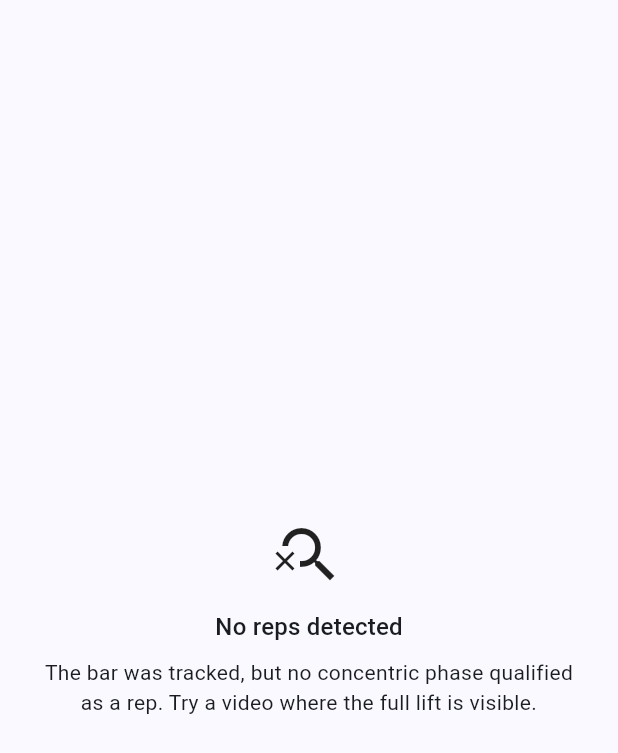
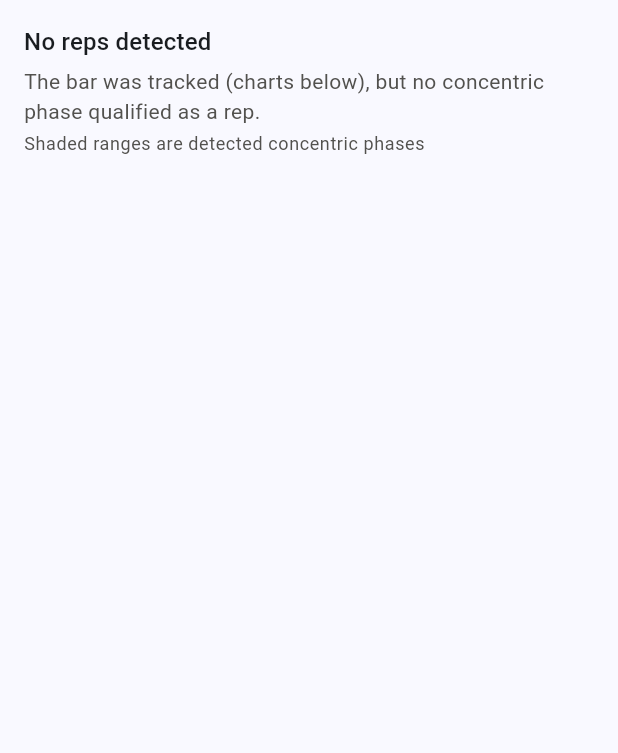
Before and after one commit to julianty/barbell-velocity-app, a Flutter app: the ResultsView widget shown alone on an empty page, opened directly with empty values, on a phone screen of 412 x 824 dp. Shown: the top 753 px of the screen. Run offline on Flutter 3.47's test engine with Material 3 defaults, Android fonts, the phone set to English and light mode, and no system bars; our stand-ins replace file_picker, fl_chart, web; missing offline and left inert: dart:js_interop, ultralytics_yolo.

Commit message:
Results UI: add position chart, mirror reference plot layout, fit window
- New PositionChart above VelocityChart, both matching the reference
  pelt_concentric.png: raw signal (thin, muted) under SG-smoothed
  (series blue), concentric phases shaded, per-series legend and
  multi-series tooltip.
- Content width-constrained (max 1000px, centered) with fixed-height
  charts so the results fit a desktop window instead of one oversized
  chart.
- Zero-reps case now shows the charts too (they are the debugging aid),
  with the explanation banner above.

Verified visually in Chrome on the deadlift clip; 117/117 tests pass.

Co-Authored-By: Claude Fable 5 <noreply@anthropic.com>

```diff
--- a/lib/ui/results_view.dart
+++ b/lib/ui/results_view.dart
@@ -1,5 +1,9 @@
-/// Results screen body: summary line, velocity chart with shaded concentric
-/// phases, and the per-rep metrics table. Handles the zero-reps case.
+/// Results screen body, mirroring the reference pelt_concentric.png layout:
+/// summary line, vertical-position chart, vertical-velocity chart (both with
+/// shaded concentric phases), and the per-rep metrics table. Content is
+/// width-constrained so it sits comfortably in a desktop browser window.
+/// The charts are shown even when no rep qualified — like the reference
+/// plots, they're the main debugging aid for such videos.
 library;
 
 import 'package:flutter/material.dart';
@@ -18,50 +22,44 @@ class ResultsView extends StatelessWidget {
     final analysis = output.analysis;
     final theme = Theme.of(context);
     final viz = VizPalette.of(context);
-
-    if (!analysis.hasReps) {
-      return Center(
-        child: Padding(
-          padding: const EdgeInsets.all(24),
-          child: Column(
-            mainAxisSize: MainAxisSize.min,
-            children: [
-              const Icon(Icons.search_off, size: 48),
-              const SizedBox(height: 12),
-              Text('No reps detected', style: theme.textTheme.titleMedium),
-              const SizedBox(height: 8),
-              Text(
-                'The bar was tracked, but no concentric phase qualified as a '
-                'rep. Try a video where the full lift is visible.',
-                textAlign: TextAlign.center,
-                style: theme.textTheme.bodyMedium,
-              ),
-            ],
-          ),
-        ),
-      );
-    }
-
     final reps = analysis.reps;
-    final bestAvg =
-        reps.map((r) => r.avgVelPxS).reduce((a, b) => a > b ? a : b);
 
     return ListView(
       padding: const EdgeInsets.all(16),
       children: [
+        Center(
+          child: ConstrainedBox(
+            constraints: const BoxConstraints(maxWidth: 1000),
+            child: Column(
+              crossAxisAlignment: CrossAxisAlignment.stretch,
+              children: [
+                if (analysis.hasReps)
                   Text(
                     '${reps.length} rep${reps.length == 1 ? '' : 's'} · '
-          'best avg ${bestAvg.toStringAsFixed(0)} px/s · '
+                    'best avg ${reps.map((r) => r.avgVelPxS).reduce((a, b) => a > b ? a : b).toStringAsFixed(0)} px/s · '
                     '${analysis.fps.toStringAsFixed(1)} fps',
                     style: theme.textTheme.titleMedium,
+                  )
+                else ...[
+                  Text('No reps detected', style: theme.textTheme.titleMedium),
+                  const SizedBox(height: 4),
+                  Text(
+                    'The bar was tracked (charts below), but no concentric '
+                    'phase qualified as a rep.',
+                    style: theme.textTheme.bodyMedium
+                        ?.copyWith(color: viz.textSecondary),
                   ),
-        const SizedBox(height: 16),
-        Text('Bar velocity — shaded ranges are concentric phases',
+                ],
+                const SizedBox(height: 4),
+                Text('Shaded ranges are detected concentric phases',
                     style: theme.textTheme.bodySmall
                         ?.copyWith(color: viz.textSecondary)),
-        const SizedBox(height: 8),
+                const SizedBox(height: 16),
+                PositionChart(analysis: analysis),
+                const SizedBox(height: 20),
                 VelocityChart(analysis: analysis),
-        const SizedBox(height: 24),
+                if (analysis.hasReps) ...[
+                  const SizedBox(height: 20),
                   SingleChildScrollView(
                     scrollDirection: Axis.horizontal,
                     child: DataTable(
@@ -77,14 +75,20 @@ class ResultsView extends StatelessWidget {
                         for (final rep in reps)
                           DataRow(cells: [
                             DataCell(Text('${rep.repIndex + 1}')),
-                  DataCell(
-                      Text((rep.startFrame / analysis.fps).toStringAsFixed(2))),
+                            DataCell(Text((rep.startFrame / analysis.fps)
+                                .toStringAsFixed(2))),
                             DataCell(Text(rep.durationS.toStringAsFixed(2))),
                             DataCell(Text(rep.avgVelPxS.toStringAsFixed(0))),
                             DataCell(Text(rep.maxVelPxS.toStringAsFixed(0))),
-                  DataCell(Text(rep.displacementPx.toStringAsFixed(0))),
+                            DataCell(
+                                Text(rep.displacementPx.toStringAsFixed(0))),
                           ]),
                       ],
+                    ),
+                  ),
+                ],
+              ],
+            ),
           ),
         ),
       ],
--- a/lib/ui/velocity_chart.dart
+++ b/lib/ui/velocity_chart.dart
@@ -1,6 +1,8 @@
-/// Bar velocity over time: a single-series fl_chart line (smoothed velocity,
-/// px/s) with the detected concentric phases shaded as vertical ranges.
-/// Hover/touch shows a time + velocity tooltip on the nearest point.
+/// Analysis charts, mirroring the reference pipeline's pelt_concentric.png:
+/// a vertical-position panel and a vertical-velocity panel, each showing the
+/// raw signal (thin, muted) under the Savitzky-Golay smoothed signal
+/// (series blue), with detected concentric phases shaded as vertical ranges.
+/// Hover/touch shows a time + per-series tooltip on the nearest point.
 library;
 
 import 'package:fl_chart/fl_chart.dart';
@@ -8,6 +10,27 @@ import 'package:flutter/material.dart';
 
 import '../analysis/models.dart';
 import 'viz_palette.dart';
+
+class PositionChart extends StatelessWidget {
+  final AnalysisResult analysis;
+
+  const PositionChart({super.key, required this.analysis});
+
+  @override
+  Widget build(BuildContext context) {
+    final viz = VizPalette.of(context);
+    return _SignalChart(
+      title: 'Vertical position (px, up = positive)',
+      unit: 'px',
+      fps: analysis.fps,
+      phases: analysis.phases,
+      series: [
+        _Series('Raw', analysis.rawPositions, viz.muted, 1),
+        _Series('SG-smoothed', analysis.smoothPositions, viz.series1, 2),
+      ],
+    );
+  }
+}
 
 class VelocityChart extends StatelessWidget {
   final AnalysisResult analysis;
@@ -17,19 +40,96 @@ class VelocityChart extends StatelessWidget {
   @override
   Widget build(BuildContext context) {
     final viz = VizPalette.of(context);
-    final fps = analysis.fps;
-    final velocity = analysis.smoothVelocity;
+    return _SignalChart(
+      title: 'Vertical velocity (px/s)',
+      unit: 'px/s',
+      fps: analysis.fps,
+      phases: analysis.phases,
+      series: [
+        _Series('Raw', analysis.rawVelocity, viz.muted, 1),
+        _Series('SG-smoothed', analysis.smoothVelocity, viz.series1, 2),
+      ],
+    );
+  }
+}
 
+class _Series {
+  final String label;
+  final List<double> values;
+  final Color color;
+  final double width;
+
+  const _Series(this.label, this.values, this.color, this.width);
+}
+
+class _SignalChart extends StatelessWidget {
+  final String title;
+  final String unit;
+  final double fps;
+  final List<Phase> phases;
+
+  /// Painted in order; put the primary (smoothed) series last so it draws
+  /// on top of the raw signal.
+  final List<_Series> series;
+
+  static const double _height = 280;
+
+  const _SignalChart({
+    required this.title,
+    required this.unit,
+    required this.fps,
+    required this.phases,
+    required this.series,
+  });
+
+  @override
+  Widget build(BuildContext context) {
+    final viz = VizPalette.of(context);
+    final labelStyle = TextStyle(color: viz.muted, fontSize: 11);
+    final legendStyle = TextStyle(color: viz.textSecondary, fontSize: 12);
+
+    final bars = <LineChartBarData>[];
+    final barLabels = <String>[]; // parallel to bars, for tooltips
+    for (final s in series) {
       final spots = <FlSpot>[
-      for (var i = 0; i < velocity.length; i++)
-        if (velocity[i].isFinite) FlSpot(i / fps, velocity[i]),
+        for (var i = 0; i < s.values.length; i++)
+          if (s.values[i].isFinite) FlSpot(i / fps, s.values[i]),
       ];
-    if (spots.length < 2) return const SizedBox.shrink();
+      if (spots.length >= 2) {
+        bars.add(LineChartBarData(
+          spots: spots,
+          color: s.color,
+          barWidth: s.width,
+          dotData: const FlDotData(show: false),
+        ));
+        barLabels.add(s.label);
+      }
+    }
+    if (bars.isEmpty) return const SizedBox.shrink();
 
-    final labelStyle = TextStyle(color: viz.muted, fontSize: 11);
-
-    return AspectRatio(
-      aspectRatio: 16 / 9,
+    return Column(
+      crossAxisAlignment: CrossAxisAlignment.stretch,
+      children: [
+        Row(
+          children: [
+            Expanded(
+              child: Text(title,
+                  style: TextStyle(color: viz.textSecondary, fontSize: 12)),
+            ),
+            for (final s in series) ...[
+              Container(
+                width: 14,
+                height: s.width + 1,
+                margin: const EdgeInsets.only(left: 12, right: 4),
+                color: s.color,
+              ),
+              Text(s.label, style: legendStyle),
+            ],
+          ],
+        ),
+        const SizedBox(height: 8),
+        SizedBox(
+          height: _height,
           child: DecoratedBox(
             decoration: BoxDecoration(
               color: viz.surface,
@@ -41,7 +141,7 @@ class VelocityChart extends StatelessWidget {
                 LineChartData(
                   rangeAnnotations: RangeAnnotations(
                     verticalRangeAnnotations: [
-                  for (final (start, end) in analysis.phases)
+                      for (final (start, end) in phases)
                         VerticalRangeAnnotation(
                           x1: start / fps,
                           x2: end / fps,
@@ -55,10 +155,10 @@ class VelocityChart extends StatelessWidget {
                         FlLine(color: viz.gridline, strokeWidth: 1),
                   ),
                   titlesData: FlTitlesData(
-                topTitles:
-                    const AxisTitles(sideTitles: SideTitles(showTitles: false)),
-                rightTitles:
-                    const AxisTitles(sideTitles: SideTitles(showTitles: false)),
+                    topTitles: const AxisTitles(
+                        sideTitles: SideTitles(showTitles: false)),
+                    rightTitles: const AxisTitles(
+                        sideTitles: SideTitles(showTitles: false)),
                     bottomTitles: AxisTitles(
                       axisNameWidget: Text('time (s)', style: labelStyle),
                       sideTitles: SideTitles(
@@ -71,10 +171,10 @@ class VelocityChart extends StatelessWidget {
                       ),
                     ),
                     leftTitles: AxisTitles(
-                  axisNameWidget: Text('velocity (px/s)', style: labelStyle),
+                      axisNameWidget: Text(unit, style: labelStyle),
                       sideTitles: SideTitles(
                         showTitles: true,
-                    reservedSize: 44,
+                        reservedSize: 56,
                         getTitlesWidget: (value, meta) => SideTitleWidget(
                           meta: meta,
                           child: Text(meta.formattedValue, style: labelStyle),
@@ -88,29 +188,26 @@ class VelocityChart extends StatelessWidget {
                   ),
                   lineTouchData: LineTouchData(
                     touchTooltipData: LineTouchTooltipData(
-                  getTooltipColor: (_) => viz.textPrimary.withValues(alpha: 0.9),
+                      getTooltipColor: (_) =>
+                          viz.textPrimary.withValues(alpha: 0.9),
                       getTooltipItems: (touched) => [
-                    for (final spot in touched)
+                        for (final (i, spot) in touched.indexed)
                           LineTooltipItem(
-                        '${spot.x.toStringAsFixed(2)} s\n'
-                        '${spot.y.toStringAsFixed(0)} px/s',
+                            '${i == 0 ? '${spot.x.toStringAsFixed(2)} s\n' : ''}'
+                            '${barLabels[spot.barIndex]}: '
+                            '${spot.y.toStringAsFixed(unit == 'px' ? 1 : 0)} $unit',
                             TextStyle(color: viz.surface, fontSize: 12),
                           ),
                       ],
                     ),
                   ),
-              lineBarsData: [
-                LineChartBarData(
-                  spots: spots,
-                  color: viz.series1,
-                  barWidth: 2,
-                  dotData: const FlDotData(show: false),
-                ),
-              ],
+                  lineBarsData: bars,
                 ),
               ),
             ),
           ),
+        ),
+      ],
     );
   }
 }
```
Also changed, not shown: 1 other file. Lines whose indentation alone changed are shown as unchanged.
